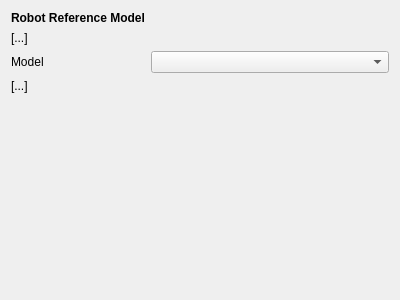
First picture: the form in resources/ui/ModelSettingsTab.ui, repository nicolasseznec/PROJ-H402_SkillWizard, before the edit.
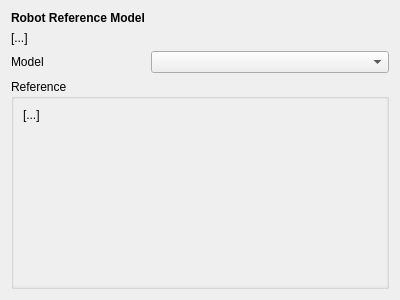
Second picture: the form after the edit.

Commit message: Added reference model to argos file generation

The edit to the form file:
```diff
--- a/resources/ui/ModelSettingsTab.ui
+++ b/resources/ui/ModelSettingsTab.ui
@@ -41,14 +41,63 @@
    <item row="3" column="1">
     <widget class="QComboBox" name="RobotModel"/>
    </item>
-   <item row="4" column="0" colspan="2">
-    <widget class="QLabel" name="ModelDescription">
-     <property name="text">
-      <string>[...]</string>
+   <item row="5" column="0" colspan="2">
+    <widget class="QGroupBox" name="ModelInfo">
+     <property name="title">
+      <string>Reference</string>
      </property>
-     <property name="wordWrap">
-      <bool>true</bool>
+     <property name="flat">
+      <bool>false</bool>
      </property>
+     <layout class="QVBoxLayout" name="verticalLayout">
+      <property name="leftMargin">
+       <number>0</number>
+      </property>
+      <property name="topMargin">
+       <number>0</number>
+      </property>
+      <property name="rightMargin">
+       <number>0</number>
+      </property>
+      <property name="bottomMargin">
+       <number>1</number>
+      </property>
+      <item>
+       <widget class="QScrollArea" name="scrollArea">
+        <property name="frameShape">
+         <enum>QFrame::NoFrame</enum>
+        </property>
+        <property name="frameShadow">
+         <enum>QFrame::Plain</enum>
+        </property>
+        <property name="widgetResizable">
+         <bool>true</bool>
+        </property>
+        <widget class="QWidget" name="scrollAreaWidgetContents">
+         <property name="geometry">
+          <rect>
+           <x>0</x>
+           <y>0</y>
+           <width>380</width>
+           <height>70</height>
+          </rect>
+         </property>
+         <layout class="QVBoxLayout" name="verticalLayout_2">
+          <item alignment="Qt::AlignTop">
+           <widget class="QLabel" name="ModelDescription">
+            <property name="text">
+             <string>[...]</string>
+            </property>
+            <property name="wordWrap">
+             <bool>true</bool>
+            </property>
+           </widget>
+          </item>
+         </layout>
+        </widget>
+       </widget>
+      </item>
+     </layout>
     </widget>
    </item>
   </layout>
```
The commit also changes 8 other files.
